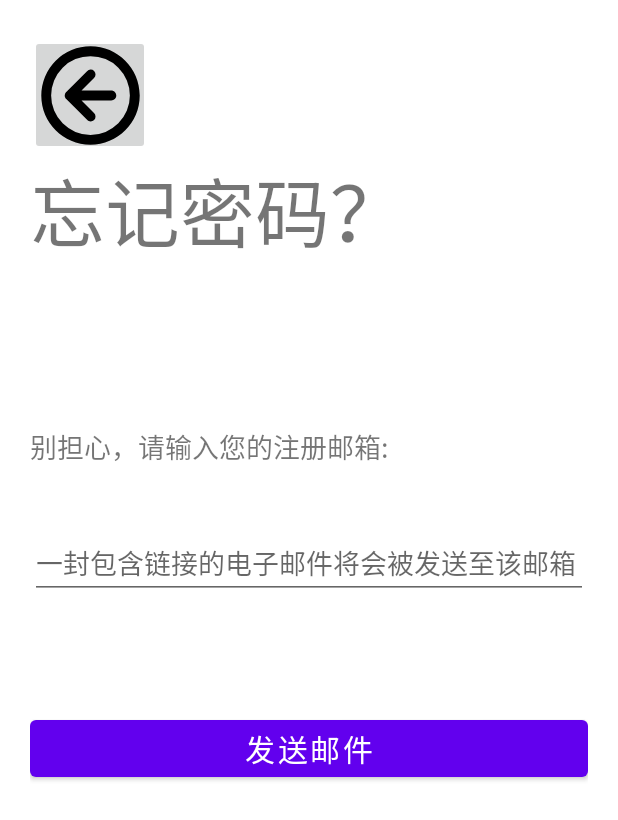
After one commit to JerryFhuurr/fanju_manager_new, an Android app: the ResetPasswordFragment screen opened through its navigation route, on a phone screen of 412 x 824 dp. The commit adds this screen. Shown: the top 820 px of the screen. Run offline under Robolectric (Android 15) with nearby library versions, the phone set to English and light mode, and no system bars; our stand-ins replace RxJava; libraries missing offline, so code that uses them is left out: cn.leancloud, cn.leancloud.types.

Commit message:
add reset password part

```diff
--- a/app/src/main/java/com/jerry/fanju_manager/main/login/LoginFragment.java
+++ b/app/src/main/java/com/jerry/fanju_manager/main/login/LoginFragment.java
@@ -36,6 +36,7 @@ public class LoginFragment extends Fragment {
     private TextView loginInfo;
     private Button loginBtn;
     private TextView toRegister;
+    private TextView toReset;
 
     public LoginFragment() {
         // Required empty public constructor
@@ -58,6 +59,7 @@ public class LoginFragment extends Fragment {
         loginBtn = v.findViewById(R.id.login_button);
         loginInfo = v.findViewById(R.id.login_error);
         toRegister = v.findViewById(R.id.login_register);
+        toReset = v.findViewById(R.id.login_resetPassword);
 
         setupView();
         return v;
@@ -97,6 +99,13 @@ public class LoginFragment extends Fragment {
                 Navigation.findNavController(v).navigate(R.id.action_loginFragment_to_registerFragment);
             }
         });
+        toReset.setOnClickListener(new View.OnClickListener() {
+            @Override
+            public void onClick(View v) {
+                Navigation.findNavController(v).navigate(R.id.action_loginFragment_to_resetPasswordFragment);
+            }
+        });
+
     }
 
     private void login(String username, String password, String email) {
--- /dev/null
+++ b/app/src/main/java/com/jerry/fanju_manager/main/login/ResetPasswordFragment.java
@@ -0,0 +1,119 @@
+package com.jerry.fanju_manager.main.login;
+
+import android.os.Bundle;
+
+import androidx.fragment.app.Fragment;
+import androidx.navigation.Navigation;
+
+import android.os.CountDownTimer;
+import android.util.Log;
+import android.view.LayoutInflater;
+import android.view.View;
+import android.view.ViewGroup;
+import android.widget.Button;
+import android.widget.EditText;
+import android.widget.ImageButton;
+import android.widget.TextView;
+
+import com.jerry.fanju_manager.R;
+
+import cn.leancloud.LCUser;
+import cn.leancloud.types.LCNull;
+import io.reactivex.Observer;
+import io.reactivex.disposables.Disposable;
+
+
+public class ResetPasswordFragment extends Fragment {
+
+    private EditText emailReset;
+    private TextView resetInfo;
+    private Button sendBtn;
+    private ImageButton backBtn;
+    private final int countTimer = 60000;
+
+    public ResetPasswordFragment() {
+        // Required empty public constructor
+    }
+
+    @Override
+    public void onCreate(Bundle savedInstanceState) {
+        super.onCreate(savedInstanceState);
+    }
+
+    @Override
+    public View onCreateView(LayoutInflater inflater, ViewGroup container,
+                             Bundle savedInstanceState) {
+        // Inflate the layout for this fragment
+        View v = inflater.inflate(R.layout.fragment_reset_password, container, false);
+        emailReset = v.findViewById(R.id.reset_email);
+        resetInfo = v.findViewById(R.id.reset_info);
+        sendBtn = v.findViewById(R.id.reset_sendBtn);
+        backBtn = v.findViewById(R.id.reset_backLogin);
+
+        setUpView();
+        return v;
+    }
+
+    private void setUpView(){
+        sendBtn.setOnClickListener(new View.OnClickListener() {
+            @Override
+            public void onClick(View v) {
+                LCUser.requestPasswordResetInBackground(emailReset.getText().toString())
+                        .subscribe(new Observer<LCNull>() {
+                            @Override
+                            public void onSubscribe(Disposable d) {
+
+                            }
+
+                            @Override
+                            public void onNext(LCNull lcNull) {
+                                Log.d("success", "ok");
+                                timer();
+                            }
+
+                            @Override
+                            public void onError(Throwable e) {
+                                Log.d("reset", e.getLocalizedMessage());
+                                resetInfo.setText(R.string.reset_error);
+                                resetInfo.setTextColor(getResources().getColor(R.color.r_red));
+                            }
+
+                            @Override
+                            public void onComplete() {
+
+                            }
+                        });
+            }
+        });
+        backBtn.setOnClickListener(new View.OnClickListener() {
+            @Override
+            public void onClick(View v) {
+                Navigation.findNavController(v).navigate(R.id.action_resetPasswordFragment_to_loginFragment);
+            }
+        });
+
+    }
+
+    private void timer(){
+        new CountDownTimer(countTimer, 1000){
+            @Override
+            public void onTick(long millisUntilFinished) {
+                if (sendBtn != null){
+                    sendBtn.setClickable(false);
+                    sendBtn.setEnabled(false);
+                    resetInfo.setText(getText(R.string.reset_timerLabel) + String.valueOf(millisUntilFinished / 1000));
+                }
+            }
+
+            @Override
+            public void onFinish() {
+                if (sendBtn != null){
+                    sendBtn.setClickable(true);
+                    sendBtn.setEnabled(true);
+                    resetInfo.setText("");
+                }
+                cancel();
+            }
+        }.start();
+    }
+}
--- /dev/null
+++ b/app/src/main/res/drawable/ic_back.xml
@@ -0,0 +1,12 @@
+<vector xmlns:android="http://schemas.android.com/apk/res/android"
+    android:width="70dp"
+    android:height="70dp"
+    android:viewportWidth="1024"
+    android:viewportHeight="1024">
+  <path
+      android:fillColor="#FF000000"
+      android:pathData="M714.1,464H424.5l121.7,-121.8a48.6,48.6 0,0 0,1 -68.7,48.6 48.6,0 0,0 -68.8,0.8L275.8,476.9c-0.4,0.4 -1,0.5 -1.5,1a47.4,47.4 0,0 0,-13.7 34.6c0,12.2 4.5,24.4 13.8,33.7 0.4,0.4 0.9,0.5 1.3,0.8l202.7,202.7c19.3,19.2 50,19.7 68.8,1a48.6,48.6 0,0 0,-1 -68.7L424.4,560h289.7c27.2,0 49.3,-21.5 49.3,-48s-22.1,-48 -49.3,-48z"/>
+  <path
+      android:fillColor="#FF000000"
+      android:pathData="M512,32A479.9,479.9 0,0 0,32 512c0,265.2 214.8,480 480,480s480,-214.8 480,-480S777.2,32 512,32zM512,896A384,384 0,1 1,512 128a384,384 0,0 1,0 768z"/>
+</vector>
--- /dev/null
+++ b/app/src/main/res/layout/fragment_reset_password.xml
@@ -0,0 +1,72 @@
+<?xml version="1.0" encoding="utf-8"?>
+<FrameLayout xmlns:android="http://schemas.android.com/apk/res/android"
+    xmlns:app="http://schemas.android.com/apk/res-auto"
+    xmlns:tools="http://schemas.android.com/tools"
+    android:layout_width="match_parent"
+    android:layout_height="match_parent"
+    tools:context=".main.login.ResetPasswordFragment">
+
+    <LinearLayout
+        android:layout_width="match_parent"
+        android:layout_height="wrap_content"
+        android:paddingVertical="35px"
+        android:paddingHorizontal="30px"
+        android:orientation="vertical">
+
+
+        <ImageButton
+            android:id="@+id/reset_backLogin"
+            android:layout_width="80dp"
+            android:layout_height="80dp"
+            android:src="@drawable/ic_back" />
+
+        <TextView
+            android:layout_width="wrap_content"
+            android:layout_height="wrap_content"
+            android:text="@string/reset_title"
+            android:textSize="50sp"/>
+
+        <View
+            android:layout_width="wrap_content"
+            android:layout_height="160px" />
+
+        <TextView
+            android:layout_width="wrap_content"
+            android:layout_height="wrap_content"
+            android:text="@string/reset_title2"
+            android:textSize="18sp" />
+
+        <View
+            android:layout_width="wrap_content"
+            android:layout_height="60px" />
+
+        <androidx.appcompat.widget.AppCompatEditText
+            android:id="@+id/reset_email"
+            android:layout_width="match_parent"
+            android:layout_height="48dp"
+            android:hint="@string/reset_hint" />
+
+        <View
+            android:layout_width="wrap_content"
+            android:layout_height="35px" />
+
+        <TextView
+            android:id="@+id/reset_info"
+            android:layout_width="wrap_content"
+            android:layout_height="wrap_content"
+            android:textSize="18sp" />
+
+        <View
+            android:layout_width="wrap_content"
+            android:layout_height="40px" />
+
+        <Button
+            android:id="@+id/reset_sendBtn"
+            android:layout_width="match_parent"
+            android:layout_height="wrap_content"
+            android:layout_gravity="end"
+            android:textSize="20sp"
+            android:text="@string/reset_sendBtn" />
+    </LinearLayout>
+
+</FrameLayout>
--- a/app/src/main/res/navigation/login_navmap.xml
+++ b/app/src/main/res/navigation/login_navmap.xml
@@ -9,22 +9,38 @@
         android:id="@+id/loginFragment"
         android:name="com.jerry.fanju_manager.main.login.LoginFragment"
         android:label="fragment_login"
-        tools:layout="@layout/fragment_login" >
+        tools:layout="@layout/fragment_login">
         <action
             android:id="@+id/action_loginFragment_to_registerFragment"
+            app:destination="@id/registerFragment"
             app:enterAnim="@anim/slide_from_right"
-            app:exitAnim="@anim/slide_to_left"
-            app:destination="@id/registerFragment" />
+            app:exitAnim="@anim/slide_to_left" />
+        <action
+            android:id="@+id/action_loginFragment_to_resetPasswordFragment"
+            app:destination="@id/resetPasswordFragment"
+            app:enterAnim="@anim/slide_from_right"
+            app:exitAnim="@anim/slide_to_left" />
     </fragment>
     <fragment
         android:id="@+id/registerFragment"
         android:name="com.jerry.fanju_manager.main.login.RegisterFragment"
         android:label="fragment_register"
-        tools:layout="@layout/fragment_register" >
+        tools:layout="@layout/fragment_register">
         <action
             android:id="@+id/action_registerFragment_to_loginFragment"
+            app:destination="@id/loginFragment"
             app:enterAnim="@anim/slide_from_left"
-            app:exitAnim="@anim/slide_to_right"
-            app:destination="@id/loginFragment" />
+            app:exitAnim="@anim/slide_to_right" />
+    </fragment>
+    <fragment
+        android:id="@+id/resetPasswordFragment"
+        android:name="com.jerry.fanju_manager.main.login.ResetPasswordFragment"
+        android:label="fragment_reset_password"
+        tools:layout="@layout/fragment_reset_password">
+        <action
+            android:id="@+id/action_resetPasswordFragment_to_loginFragment"
+            app:destination="@id/loginFragment"
+            app:enterAnim="@anim/slide_from_left"
+            app:exitAnim="@anim/slide_to_right" />
     </fragment>
 </navigation>
--- a/app/src/main/res/values/strings.xml
+++ b/app/src/main/res/values/strings.xml
@@ -31,6 +31,14 @@
     <string name="register_error_email">请输入正确的邮箱地址，否则会无法找回密码！</string>
     <string name="register_ok">注册成功，请先验证邮箱后登录</string>
 
+    <!-- reset password -->
+    <string name="reset_title">忘记密码？</string>
+    <string name="reset_title2">别担心，请输入您的注册邮箱:</string>
+    <string name="reset_hint">一封包含链接的电子邮件将会被发送至该邮箱</string>
+    <string name="reset_sendBtn">发送邮件</string>
+    <string name="reset_timerLabel">邮件已发送，倒计时结束后可再次发送：</string>
+    <string name="reset_error">找不到该账户，请检查邮箱地址是否正确</string>
+
     <!-- TODO: Remove or change this placeholder text -->
     <string name="hello_blank_fragment">Hello blank fragment</string>
 </resources>
```
